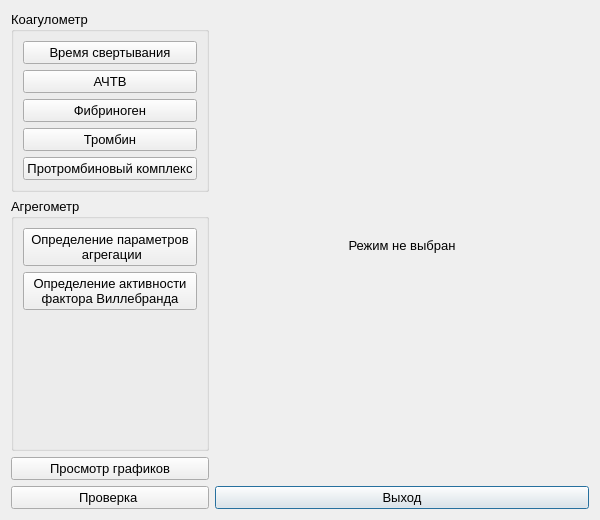
Old version of the form choisedialog/choisedialog.ui in the repository krang4d/Agrekola.
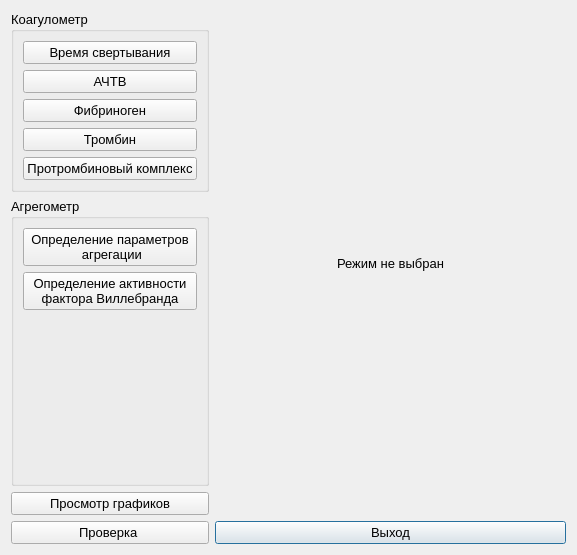
New version of the form. Custom widgets are drawn as their Qt base class.

What changed in the file:
```diff
--- a/choisedialog/choisedialog.ui
+++ b/choisedialog/choisedialog.ui
@@ -6,8 +6,8 @@
    <rect>
     <x>0</x>
     <y>0</y>
-    <width>600</width>
-    <height>520</height>
+    <width>577</width>
+    <height>555</height>
    </rect>
   </property>
   <property name="font">
```
Left out of the diff: 2 changed lines with no effect on the pictures.
